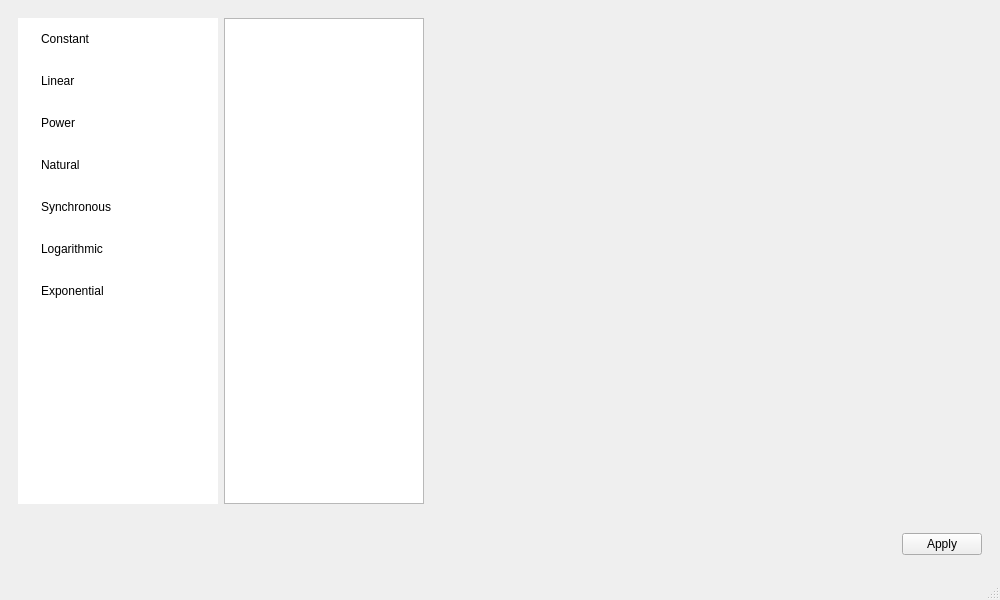
Before: the Qt Designer form src/curves/ui/qt/main_window/main_window.ui in fsecilia/curves, drawn with Qt 5.
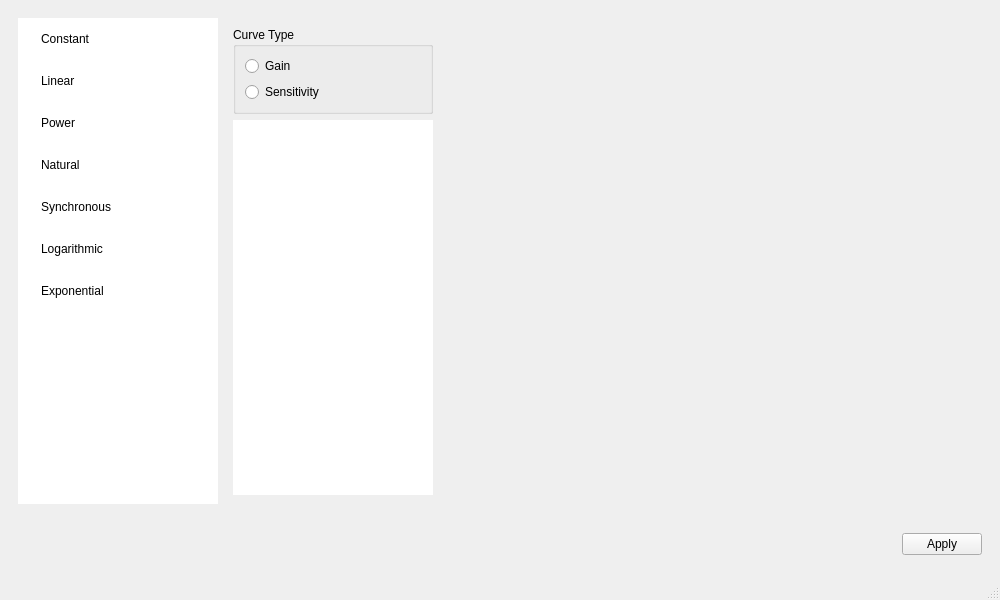
After: the same form once the commit is applied. Custom widgets are drawn as their Qt base class.

Commit message: feat(ui): add curve type controls

What changed in the file:
```diff
--- a/src/curves/ui/qt/main_window/main_window.ui
+++ b/src/curves/ui/qt/main_window/main_window.ui
@@ -23,7 +23,7 @@
         <verstretch>0</verstretch>
        </sizepolicy>
       </property>
-      <layout class="QHBoxLayout" name="horizontalLayout_2" stretch="0,0,1">
+      <layout class="QHBoxLayout" name="horizontalLayout_2">
        <item>
         <widget class="QListWidget" name="selected_curve">
          <property name="sizePolicy">
@@ -122,6 +122,44 @@
         </widget>
        </item>
        <item>
+        <widget class="QFrame" name="frame">
+         <property name="sizePolicy">
+          <sizepolicy hsizetype="Minimum" vsizetype="Expanding">
+           <horstretch>0</horstretch>
+           <verstretch>0</verstretch>
+          </sizepolicy>
+         </property>
+         <property name="minimumSize">
+          <size>
+           <width>200</width>
+           <height>0</height>
+          </size>
+         </property>
+         <layout class="QVBoxLayout" name="verticalLayout_3">
+          <item>
+           <widget class="QGroupBox" name="curveTypeGroupBox">
+            <property name="title">
+             <string>Curve Type</string>
+            </property>
+            <layout class="QVBoxLayout" name="verticalLayout_2">
+             <item>
+              <widget class="QRadioButton" name="curveTypeGainRadioButton">
+               <property name="text">
+                <string>Gain</string>
+               </property>
+              </widget>
+             </item>
+             <item>
+              <widget class="QRadioButton" name="curveTypeSensitivityRadioButton">
+               <property name="text">
+                <string>Sensitivity</string>
+               </property>
+              </widget>
+             </item>
+            </layout>
+           </widget>
+          </item>
+          <item>
         <widget class="QListWidget" name="curve_parameters">
          <property name="sizePolicy">
           <sizepolicy hsizetype="Minimum" vsizetype="Expanding">
@@ -142,11 +180,14 @@
           </size>
          </property>
          <property name="frameShape">
-          <enum>QFrame::Shape::StyledPanel</enum>
+             <enum>QFrame::Shape::NoFrame</enum>
          </property>
          <property name="frameShadow">
           <enum>QFrame::Shadow::Plain</enum>
          </property>
+           </widget>
+          </item>
+         </layout>
         </widget>
        </item>
        <item>
```
Left out of the diff: 2 changed lines with no effect on the pictures. Lines whose indentation alone changed are shown as unchanged.
